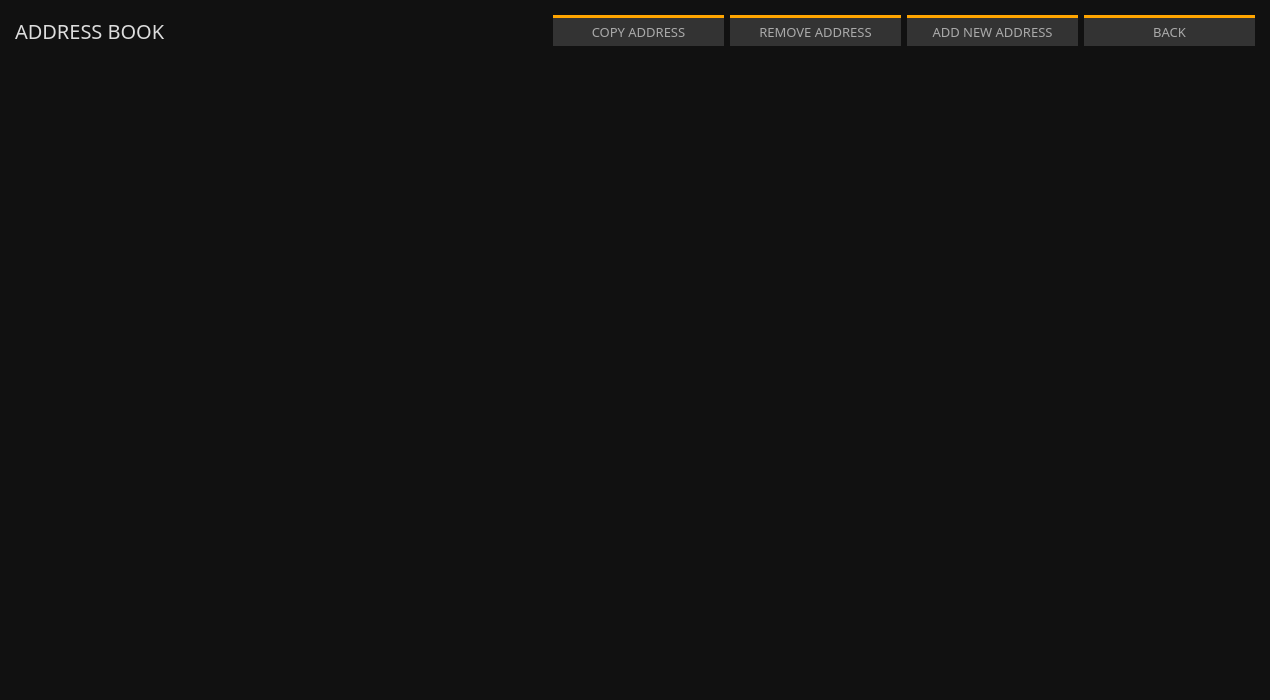
Above: src/gui/ui/addressbookframe.ui from Pennykoin/PKGui before the change. Below: the same form after it.
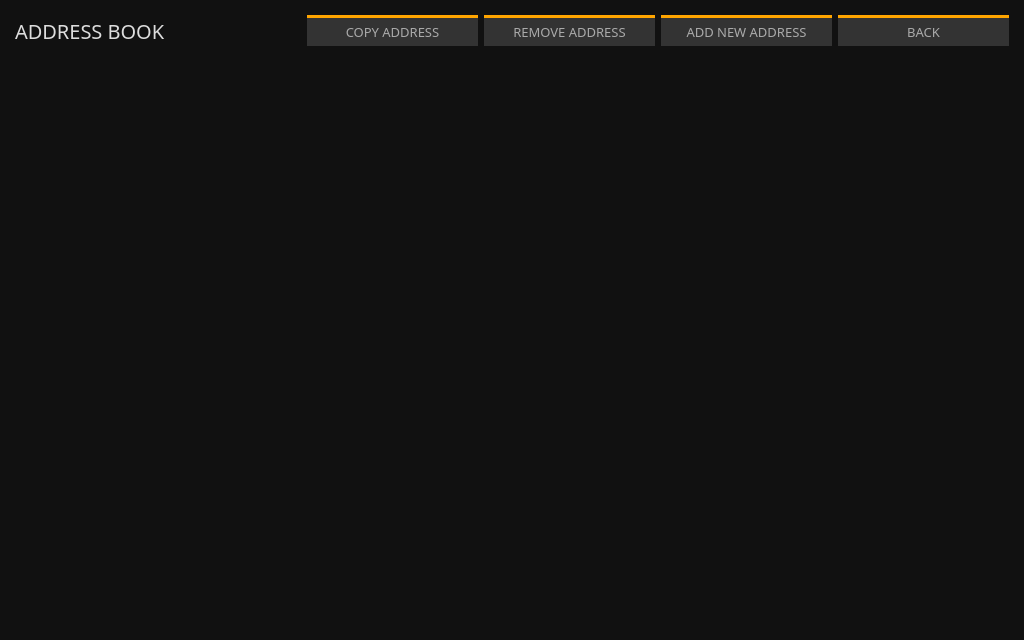
That is the form after the change.

The edit to the form file:
```diff
--- a/src/gui/ui/addressbookframe.ui
+++ b/src/gui/ui/addressbookframe.ui
@@ -6,8 +6,8 @@
    <rect>
     <x>0</x>
     <y>0</y>
-    <width>1270</width>
-    <height>700</height>
+    <width>1024</width>
+    <height>640</height>
    </rect>
   </property>
   <property name="sizePolicy">
@@ -18,8 +18,8 @@
   </property>
   <property name="minimumSize">
    <size>
-    <width>1270</width>
-    <height>700</height>
+    <width>1024</width>
+    <height>640</height>
    </size>
   </property>
   <property name="maximumSize">
@@ -221,7 +221,7 @@
     <widget class="QTreeView" name="m_addressBookView">
      <property name="minimumSize">
       <size>
-       <width>1270</width>
+       <width>1024</width>
        <height>550</height>
       </size>
      </property>
```
